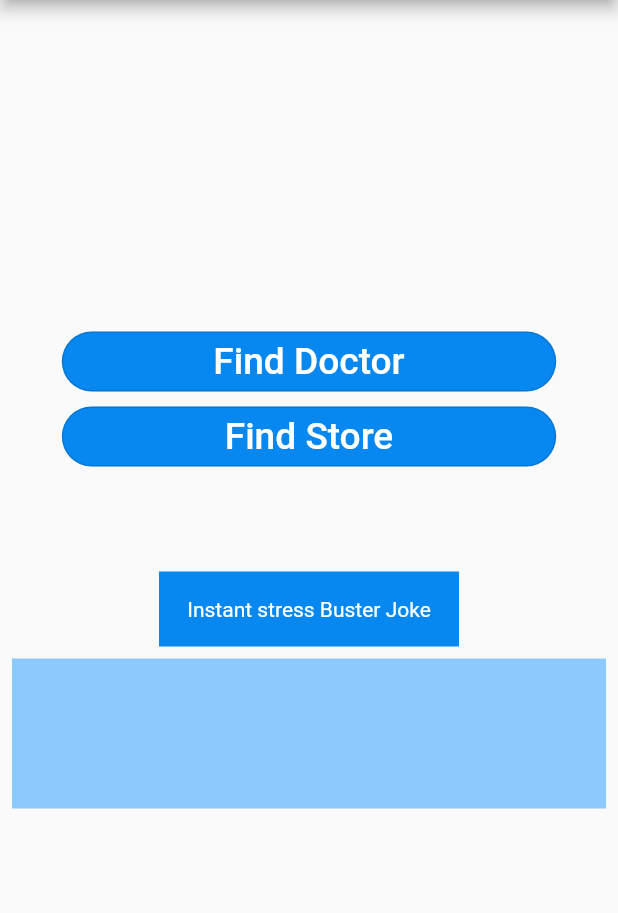
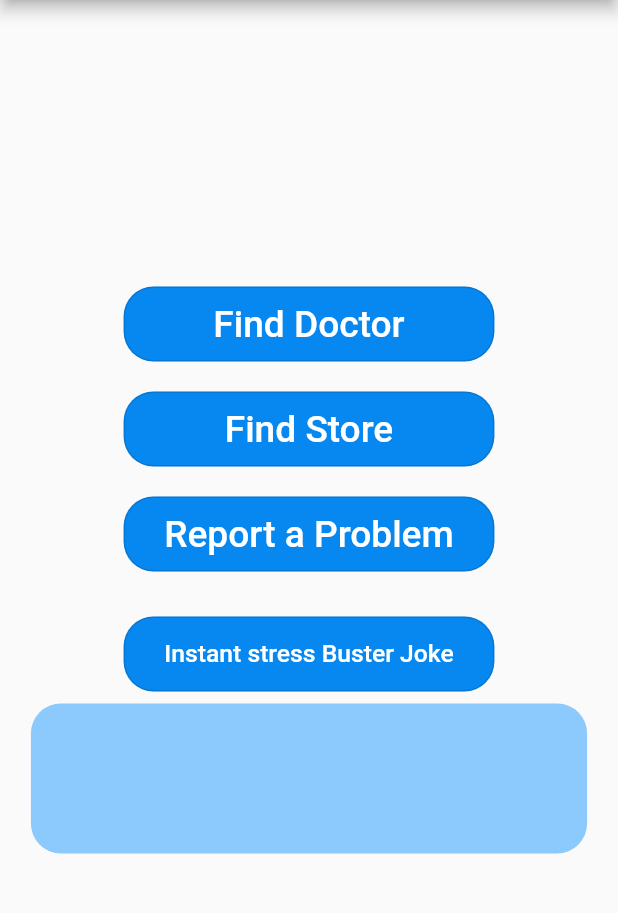
Before and after one commit to Abu-Usama-Khan/finalYearProjectFrontend-main, a Flutter app: the patientHomeScreen screen opened directly, on a phone screen of 412 x 824 dp, the part 84-997 px from its top. Run offline on Flutter 3.47's test engine with Material 2 defaults, Android fonts, the phone set to English and light mode, and no system bars; our stand-ins replace dropdown_button2, image_picker, modal_progress_hud_nsn; network calls fail.

Commit message:
Post Submission changes
Post a problem added, Doctors upcomming appointments added and UI improved for patient home page.

```diff
--- a/lib/patientHomeScreen.dart
+++ b/lib/patientHomeScreen.dart
@@ -1,6 +1,7 @@
 import 'dart:convert';
 import 'package:flutter/material.dart';
 import 'package:my_app/patientDoctorDetailScreen.dart';
+import 'package:my_app/patientReportProblemScreen.dart';
 import 'package:my_app/patientFindDoctorScreen.dart';
 import 'package:my_app/patientFindStoreScreen.dart';
 import 'package:http/http.dart' as http;
@@ -37,15 +38,15 @@ class _patientHomeScreenState extends State<patientHomeScreen> {
               child: Column(
                       children: [
               Container(
-                width: _mediaQuery.size.width * 0.8,
-                height: 40,
-                margin: const EdgeInsets.only(bottom: 10),
+                width: _mediaQuery.size.width * 0.6,
+                height: 50,
+                margin: const EdgeInsets.only(bottom: 20),
                 child: OutlinedButton(
                   style: OutlinedButton.styleFrom(
                       backgroundColor: Color.fromARGB(255, 7, 135, 240),
                       shape: const RoundedRectangleBorder(
                           borderRadius: BorderRadius.all(
-                              Radius.circular(20))) //<-- SEE HERE
+                              Radius.circular(20)))
                       ),
                   child: Text(
                     'Find Doctor',
@@ -65,15 +66,15 @@ class _patientHomeScreenState extends State<patientHomeScreen> {
                 ),
               ),
               Container(
-                width: _mediaQuery.size.width * 0.8,
-                height: 40,
+                width: _mediaQuery.size.width * 0.6,
+                height: 50,
                 margin: const EdgeInsets.only(bottom: 20),
                 child: OutlinedButton(
                   style: OutlinedButton.styleFrom(
                       backgroundColor: Color.fromARGB(255, 7, 135, 240),
                       shape: const RoundedRectangleBorder(
                           borderRadius: BorderRadius.all(
-                              Radius.circular(20))) //<-- SEE HERE
+                              Radius.circular(20)))
                       ),
                   child: Text(
                     'Find Store',
@@ -92,25 +93,64 @@ class _patientHomeScreenState extends State<patientHomeScreen> {
                   },
                 ),
               ),
-
-              GestureDetector(
-                onTap: () => getJokes(),
-                child: Padding(
-                  padding: const EdgeInsets.only(top: 50),
-                  child: Container(
-                    color: Color.fromARGB(255, 7, 135, 240),
-                    width: 200,
-                    height: 50,
-                    child: Center(child: Text('Instant stress Buster Joke', style: TextStyle(color: Colors.white),))),
+              Container(
+                width: _mediaQuery.size.width * 0.6,
+                height: 50,
+                margin: const EdgeInsets.only(bottom: 30),
+                child: OutlinedButton(
+                  style: OutlinedButton.styleFrom(
+                      backgroundColor: Color.fromARGB(255, 7, 135, 240),
+                      shape: const RoundedRectangleBorder(
+                          borderRadius: BorderRadius.all(
+                              Radius.circular(20)))
+                      ),
+                  child: Text(
+                    'Report a Problem',
+                    textAlign: TextAlign.center,
+                    style: TextStyle(
+                        fontSize: _mediaQuery.size.width * 0.06,
+                        color: Colors.white),
+                  ),
+                  onPressed: () {
+                    Navigator.push(
+                      context,
+                      MaterialPageRoute(
+                        builder: (context) => ReportProblemScreen(),
+                      ),
+                    );
+                  },
                 ),
               ),
-
+               Container(
+                width: _mediaQuery.size.width * 0.6,
+                height: 50,
+                child: OutlinedButton(
+                  style: OutlinedButton.styleFrom(
+                      backgroundColor: Color.fromARGB(255, 7, 135, 240),
+                      shape: const RoundedRectangleBorder(
+                          borderRadius: BorderRadius.all(
+                              Radius.circular(20)))
+                      ),
+                  child: Text(
+                    'Instant stress Buster Joke',
+                    textAlign: TextAlign.center,
+                    style: TextStyle(
+                        fontSize: _mediaQuery.size.width * 0.04,
+                        color: Colors.white),
+                  ),
+                  onPressed: () => getJokes(),
+                ),
+              ),
               Padding(
                 padding: const EdgeInsets.all(8.0),
                 child: Container(
-                  color: Color.fromARGB(255, 140, 201, 252),
+                  //color: Color.fromARGB(255, 140, 201, 252),
                   height: 100,
-                  width: 700,
+                  width: _mediaQuery.size.width * 0.9,
+                  decoration: BoxDecoration(
+                    borderRadius: BorderRadius.circular(20),
+                    color: Color.fromARGB(255, 140, 201, 252)
+                  ),
                   child: Padding(
                     padding: const EdgeInsets.all(8.0),
                     child: Text(msg),
```
Also changed, not shown: lib/doctorYourPatientScreen.dart (+45 -69 lines), lib/patientReportProblemScreen.dart (added, +139 -0 lines).
